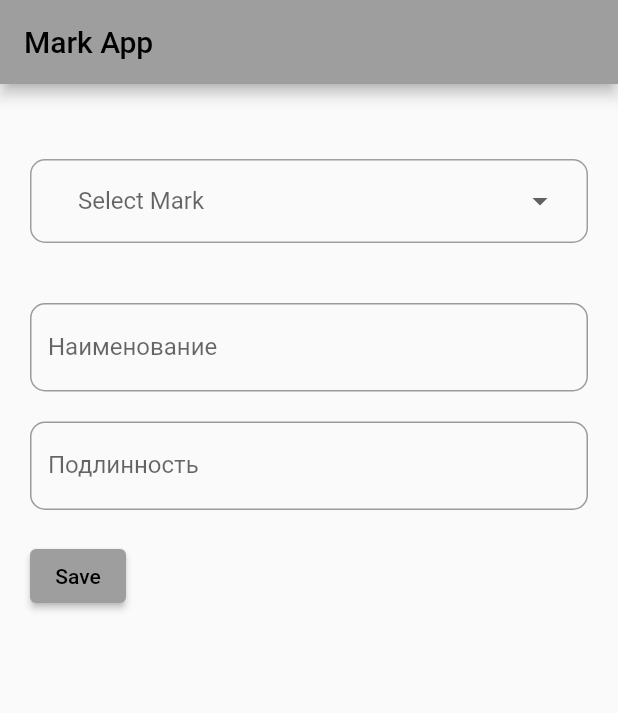
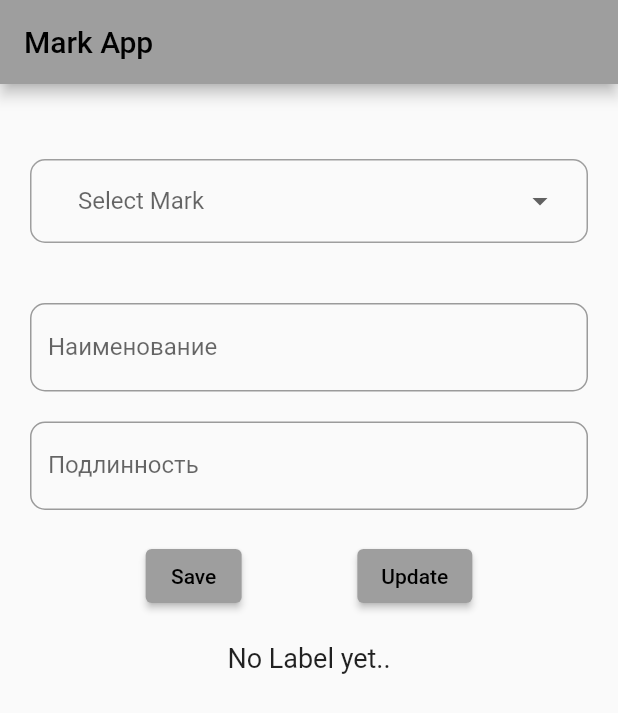
Before and after one commit to infraket/mark_app, a Flutter app: the screen it shows after launch, on a phone screen of 412 x 824 dp. Shown: the top 713 px of the screen. Run offline on Flutter 3.47's test engine with Material 2 defaults, Android fonts, the light colour scheme and no system bars.

Commit message:
add buttons

```diff
--- /dev/null
+++ b/lib/label.dart
@@ -0,0 +1,5 @@
+class Label {
+  String name;
+  String identity;
+  Label ({  this.name, this.identity});
+}
--- a/lib/main.dart
+++ b/lib/main.dart
@@ -1,4 +1,5 @@
 import 'package:flutter/material.dart';
+import 'label.dart';
 
 void main() {
   runApp(MyApp());
@@ -61,6 +62,8 @@ class _HomePageState extends State<HomePage> {
       'name': 'No name'
     },
   ];
+
+  List<Label> labels = List.empty(growable: true);
 
   @override
   Widget build(BuildContext context) {
@@ -134,7 +137,7 @@ class _HomePageState extends State<HomePage> {
 
 
            children: [
-              TextField(
+               TextField(
 
           decoration: InputDecoration(
           border: OutlineInputBorder(
@@ -145,28 +148,41 @@ class _HomePageState extends State<HomePage> {
           labelText: 'Наименование',
         ),
       ),
-             const  SizedBox(
+              SizedBox(
                height: 20, // <-- SEE HERE
              ),
-             TextField(
+              TextField(
 
                decoration: InputDecoration(
                  border: OutlineInputBorder(
                      borderSide:
-                     BorderSide(width: 1, color: Colors.grey),
+                      BorderSide(width: 1, color: Colors.grey),
                      borderRadius: BorderRadius.circular(10.0)
                  ),
                  labelText: 'Подлинность',
                ),
              ),
-             const SizedBox(
+              SizedBox(
                height: 20, // <-- SEE HERE
              ),
              Row(
+               mainAxisAlignment: MainAxisAlignment.spaceEvenly,
                children: [
-                 ElevatedButton(onPressed: (){}, child: const Text('Save'))
+                 ElevatedButton(onPressed: (){}, child: const Text('Save')),
+                 ElevatedButton(onPressed: (){}, child: const Text('Update'))
                ],
-             )
+
+             ),
+             SizedBox(
+               height: 20, // <-- SEE HERE
+             ),
+             labels.isEmpty ? const Text('No Label yet..', style: TextStyle(fontSize: 18),):
+             Expanded(child:
+             ListView.builder(
+               itemCount: labels.length,
+               itemBuilder: (context, index) => getRow(index),
+    ),
+    ),
 
       ],
            ),
@@ -177,4 +193,15 @@ class _HomePageState extends State<HomePage> {
              ),
     );
   }
+
+  Widget getRow(int index) {
+    return ListTile(
+      title: Column(
+        children: [
+          Text(labels[index].name),
+          Text(labels[index].identity),
+        ],
+      ),
+    );
+  }
 }
```
